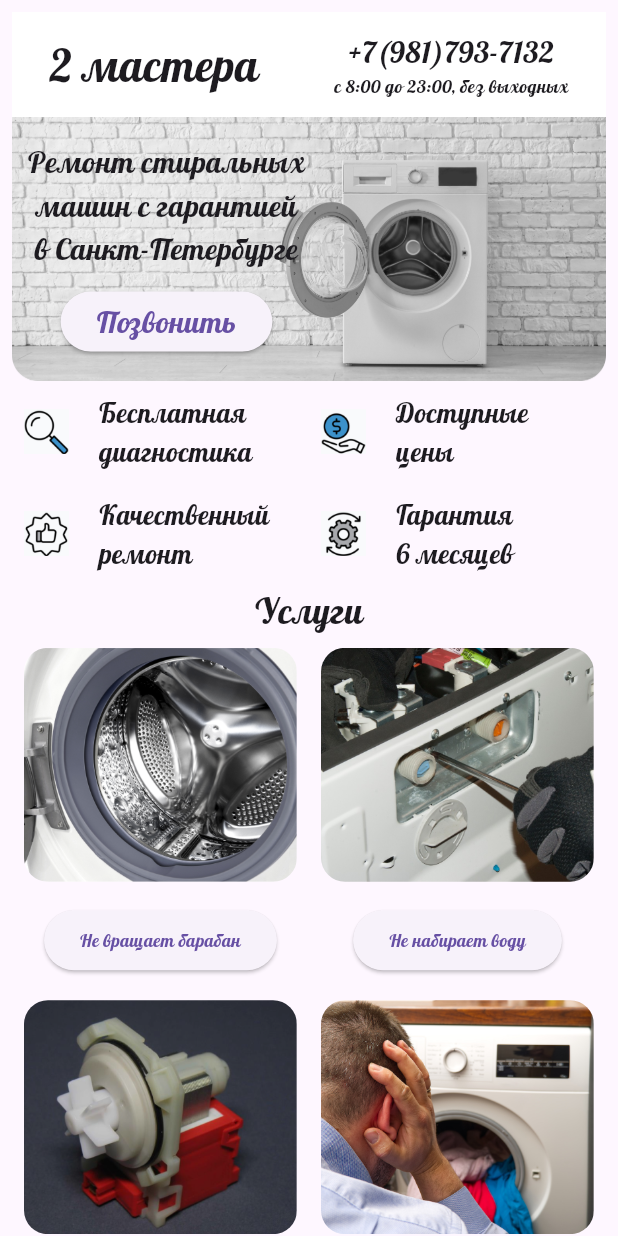
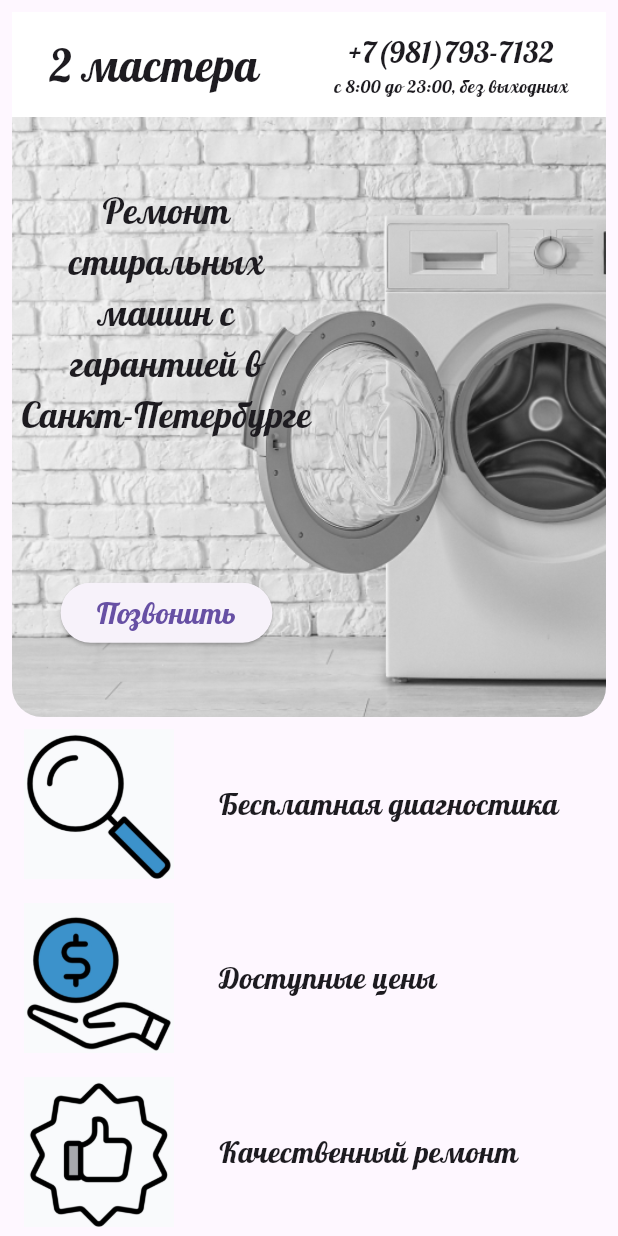
Before and after one commit to RfMakar/2foreman, a Flutter app: the screen it shows after launch, on a phone screen of 412 x 824 dp. Run offline on Flutter 3.47's test engine with Material 2 defaults, Android fonts, the phone set to English and light mode, and no system bars; our stand-ins replace google_fonts.

Commit message:
Изменения дизайна

```diff
--- a/lib/my_app.dart
+++ b/lib/my_app.dart
@@ -1,5 +1,4 @@
 import 'package:flutter/material.dart';
-import 'package:foreman/style/style_app.dart';
 import 'package:foreman/widgets/app_ap_bar.dart';
 import 'package:foreman/widgets/app_application.dart';
 import 'package:foreman/widgets/app_contacts.dart';
@@ -37,9 +36,13 @@ class HomeWidget extends StatelessWidget {
         WidgetAppApBar(),
         WidgetAppTitle(),
         WidgetAppLozung(),
+        SizedBox(height: 40),
         WidgetAppUslugi(),
+        SizedBox(height: 40),
         WidgetAppMastera(),
+        SizedBox(height: 40),
         WidgetAppContacts(),
+        SizedBox(height: 40),
         WidgetAppApplication()
       ],
     ));
--- a/lib/widgets/app_lozung.dart
+++ b/lib/widgets/app_lozung.dart
@@ -6,20 +6,12 @@ class WidgetAppLozung extends StatelessWidget {
 
   @override
   Widget build(BuildContext context) {
-    return Table(
+    return Column(
       children: [
-        TableRow(
-          children: [
-            widgetText('Бесплатная\nдиагностика', 'assets/icon/1.png'),
-            widgetText('Доступные\nцены', 'assets/icon/2.png'),
-          ],
-        ),
-        TableRow(
-          children: [
-            widgetText('Качественный\nремонт', 'assets/icon/3.png'),
-            widgetText('Гарантия\n6 месяцев', 'assets/icon/4.png'),
-          ],
-        ),
+        widgetText('Бесплатная диагностика', 'assets/icon/1.png'),
+        widgetText('Доступные цены', 'assets/icon/2.png'),
+        widgetText('Качественный ремонт', 'assets/icon/3.png'),
+        widgetText('Гарантия 6 месяцев', 'assets/icon/4.png'),
       ],
     );
   }
@@ -28,17 +20,23 @@ class WidgetAppLozung extends StatelessWidget {
     return Padding(
       padding: const EdgeInsets.all(8.0),
       child: Row(
-        mainAxisAlignment: MainAxisAlignment.start,
         children: [
+          // const SizedBox(
+          //   width: 50,
+          // ),
           Image.asset(
             path,
-            width: 30,
-            height: 30,
+            width: 100,
+            height: 100,
           ),
           const SizedBox(
-            width: 20,
+            width: 30,
           ),
-          Text(name, style: AppTextStyle.heading4),
+          Text(
+            name,
+            softWrap: true,
+            style: AppTextStyle.heading3,
+          ),
         ],
       ),
     );
--- a/lib/widgets/app_mastera.dart
+++ b/lib/widgets/app_mastera.dart
@@ -16,7 +16,7 @@ class WidgetAppMastera extends StatelessWidget {
               child: ClipRRect(
                 borderRadius: const BorderRadius.only(
                   topLeft: Radius.circular(30),
-                  bottomLeft: Radius.circular(80),
+                  bottomLeft: Radius.circular(30),
                 ),
                 child: Image.asset('assets/mastera/1.png'),
               ),
@@ -47,7 +47,7 @@ class WidgetAppMastera extends StatelessWidget {
               flex: 1,
               child: ClipRRect(
                 borderRadius: const BorderRadius.only(
-                  topRight: Radius.circular(80),
+                  topRight: Radius.circular(30),
                   bottomRight: Radius.circular(30),
                 ),
                 child: Image.asset('assets/mastera/2.png'),
--- a/lib/widgets/app_title.dart
+++ b/lib/widgets/app_title.dart
@@ -8,22 +8,31 @@ class WidgetAppTitle extends StatelessWidget {
   Widget build(BuildContext context) {
     final mpSize = MediaQuery.of(context).size.width;
     return Stack(
-      alignment: AlignmentDirectional.centerStart,
+      //alignment: AlignmentDirectional.centerStart,
       children: [
-        Image.asset(
-          'assets/image/image1.png',
-          fit: BoxFit.fitHeight,
+        ClipRRect(
+          borderRadius: const BorderRadius.only(
+            bottomLeft: Radius.circular(20),
+            bottomRight: Radius.circular(20),
+          ),
+          child: Image.asset(
+            'assets/image/image1.png',
+            height: 400,
+            fit: BoxFit.fitHeight,
+          ),
         ),
         SizedBox(
           width: mpSize * 0.5,
+          height: 400,
           child: Column(
+            mainAxisAlignment: MainAxisAlignment.spaceAround,
             children: [
               Text(
-                'Ремонт стиральных\nмашин с гарантией\nв Санкт-Петербурге',
+                'Ремонт стиральных машин с гарантией в Санкт-Петербурге',
+                softWrap: true,
                 textAlign: TextAlign.center,
-                style: AppTextStyle.heading3,
+                style: AppTextStyle.heading2,
               ),
-              const SizedBox(height: 10),
               ElevatedButton(
                 onPressed: () {},
                 child: Text(
--- a/lib/widgets/app_uslugi.dart
+++ b/lib/widgets/app_uslugi.dart
@@ -96,7 +96,7 @@ class AppCard extends StatelessWidget {
               showBottomSheet(
                 context: context,
                 builder: (context) {
-                  return Container(
+                  return const SizedBox(
                     height: 200,
                     width: double.infinity,
                     child: Center(child: Text("Тут будет описнаие услуг")),
```
